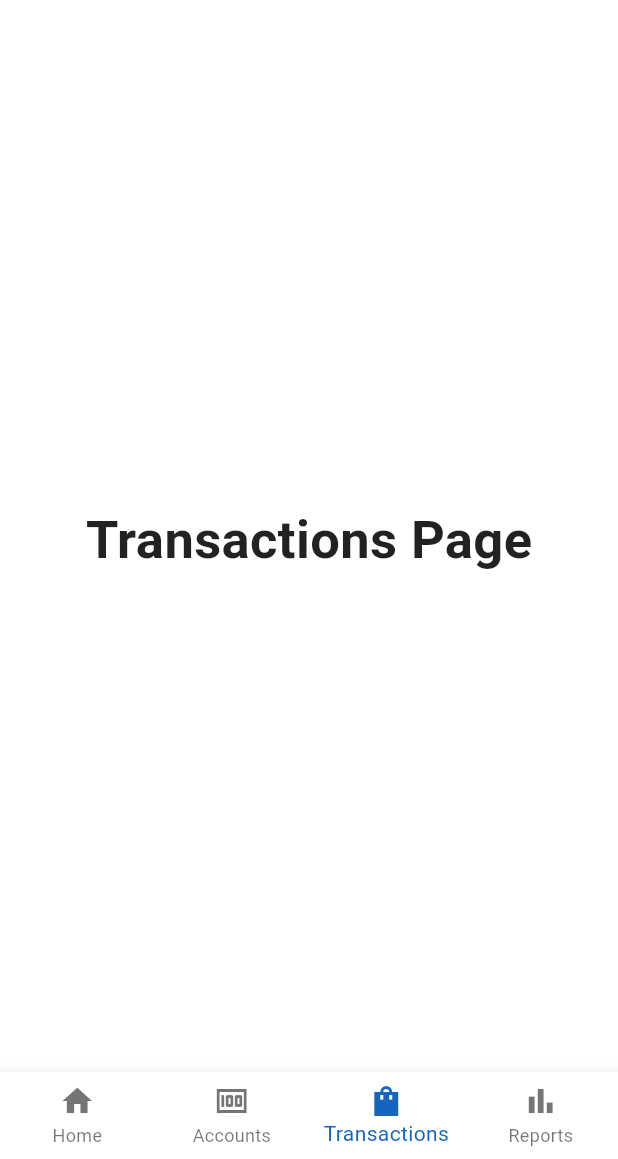
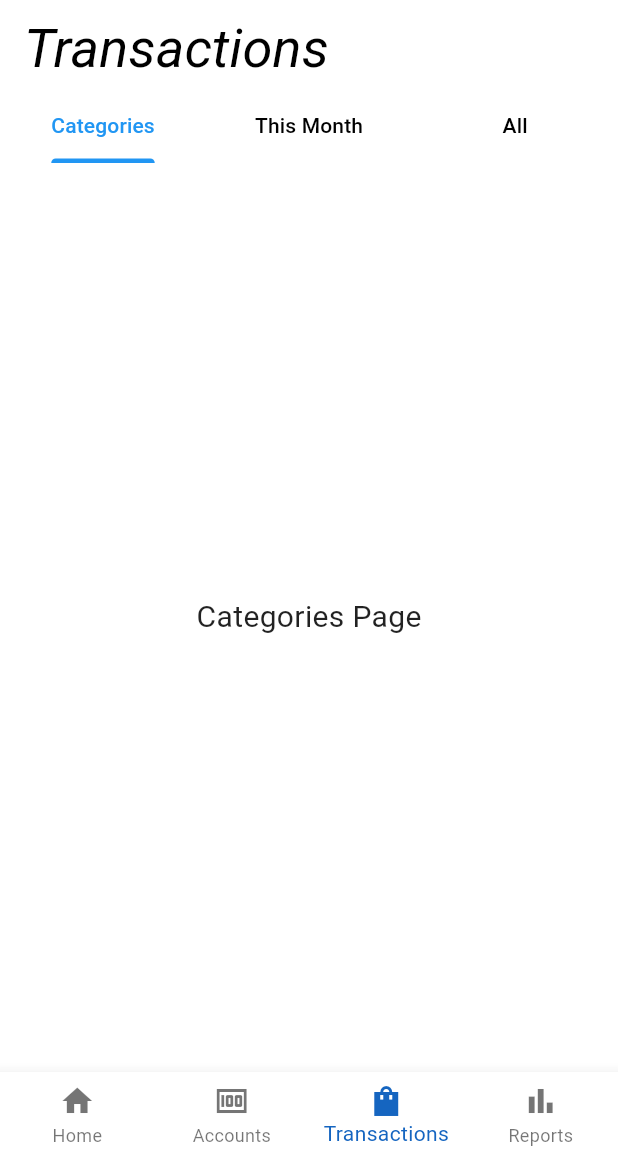
Before and after one commit to darlingson/makobili_flutter_app, a Flutter app: the screen it shows after launch, item 3 of the bottom bar chosen, on a phone screen of 412 x 824 dp, the part 77-1236 px from its top. Run offline on Flutter 3.47's test engine with Material 3 defaults, Android fonts, the phone set to English and light mode, and no system bars; missing offline and left inert: dart:js; Roboto replaces fonts that are missing (Hind).

Commit message:
added tabs to the transactions screen

```diff
--- a/lib/models/transaction.dart
+++ b/lib/models/transaction.dart
@@ -3,6 +3,8 @@ class Transaction {
   final String accountId;
   final String description;
   final double amount;
+  final String category;
+  final String direction;
   final DateTime date;
 
   Transaction({
@@ -10,6 +12,8 @@ class Transaction {
     required this.accountId,
     required this.description,
     required this.amount,
+    required this.category,
+    required this.direction,
     required this.date,
   });
 
@@ -19,6 +23,8 @@ class Transaction {
       'accountId': accountId,
       'description': description,
       'amount': amount,
+      'category': category,
+      'direction': direction,
       'date': date.toIso8601String(),
     };
   }
@@ -29,6 +35,8 @@ class Transaction {
       accountId: json['accountId'],
       description: json['description'],
       amount: json['amount'],
+      category: json['category'],
+      direction: json['direction'],
       date: DateTime.parse(json['date']),
     );
   }
--- a/lib/screens/reports_screen.dart
+++ b/lib/screens/reports_screen.dart
@@ -10,7 +10,7 @@ class ReportsScreen extends StatefulWidget {
 class _ReportsScreenState extends State<ReportsScreen> {
   @override
   Widget build(BuildContext context) {
-    return Center(
+    return const Center(
       child: Text('Reports Page',
           style: TextStyle(fontSize: 35, fontWeight: FontWeight.bold)),
     );
--- a/lib/screens/settings_screen.dart
+++ b/lib/screens/settings_screen.dart
@@ -10,7 +10,7 @@ class SettingsScreen extends StatefulWidget {
 class _SettingsScreenState extends State<SettingsScreen> {
   @override
   Widget build(BuildContext context) {
-    return Center(
+    return const Center(
       child: Text('Settings Page',
           style: TextStyle(fontSize: 35, fontWeight: FontWeight.bold)),
     );
--- a/lib/screens/transactions.dart
+++ b/lib/screens/transactions.dart
@@ -1,13 +1,73 @@
 import 'package:flutter/material.dart';
 
 class TransactionsScreen extends StatelessWidget {
-  const TransactionsScreen({Key? key});
+  const TransactionsScreen({Key? key}) : super(key: key);
 
   @override
   Widget build(BuildContext context) {
-    return Center(
-      child: Text('Transactions Page',
-          style: TextStyle(fontSize: 35, fontWeight: FontWeight.bold)),
+    return DefaultTabController(
+      length: 3,
+      child: Scaffold(
+        appBar: AppBar(
+          title: const Text('Transactions'),
+          bottom: const TabBar(
+            tabs: [
+              Tab(text: 'Categories'),
+              Tab(text: 'This Month'),
+              Tab(text: 'All'),
+            ],
+          ),
+        ),
+        body: const TabBarView(
+          children: [
+            CategoriesTab(),
+            ThisMonthTab(),
+            AllTab(),
+          ],
+        ),
+      ),
     );
   }
 }
+
+class CategoriesTab extends StatelessWidget {
+  const CategoriesTab({Key? key}) : super(key: key);
+
+  @override
+  Widget build(BuildContext context) {
+    return const Center(
+      child: Text(
+        'Categories Page',
+        style: TextStyle(fontSize: 20),
+      ),
+    );
+  }
+}
+
+class ThisMonthTab extends StatelessWidget {
+  const ThisMonthTab({Key? key}) : super(key: key);
+
+  @override
+  Widget build(BuildContext context) {
+    return const Center(
+      child: Text(
+        'This Month Page',
+        style: TextStyle(fontSize: 20),
+      ),
+    );
+  }
+}
+
+class AllTab extends StatelessWidget {
+  const AllTab({Key? key}) : super(key: key);
+
+  @override
+  Widget build(BuildContext context) {
+    return const Center(
+      child: Text(
+        'All Transactions Page',
+        style: TextStyle(fontSize: 20),
+      ),
+    );
+  }
+}
```
